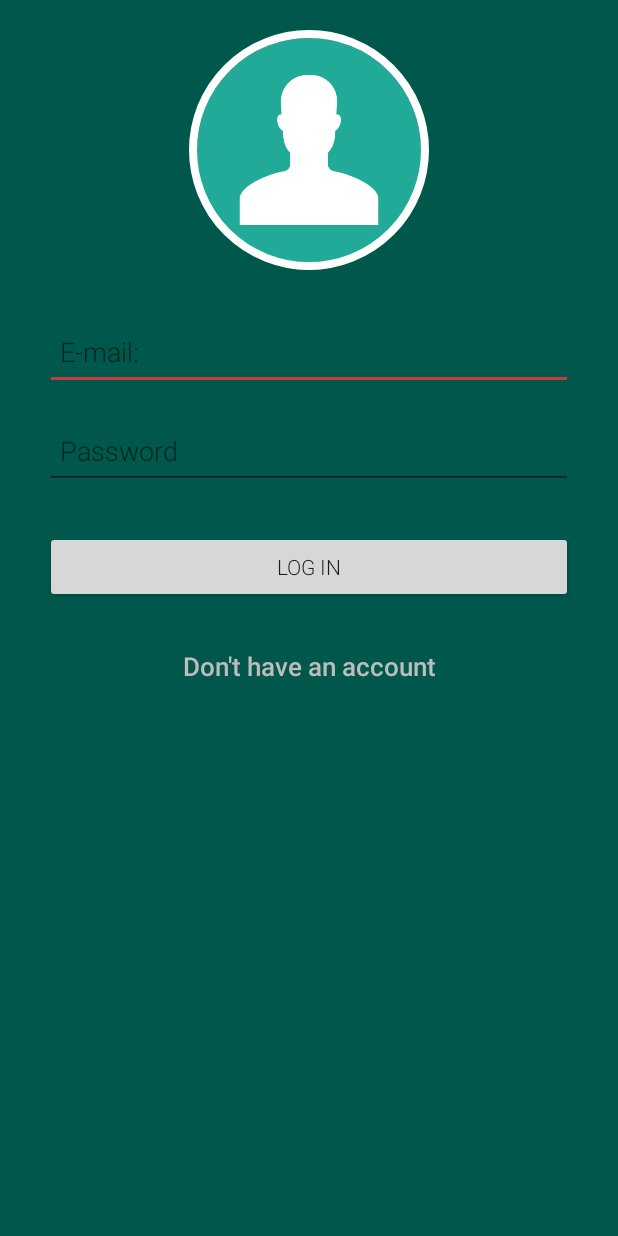
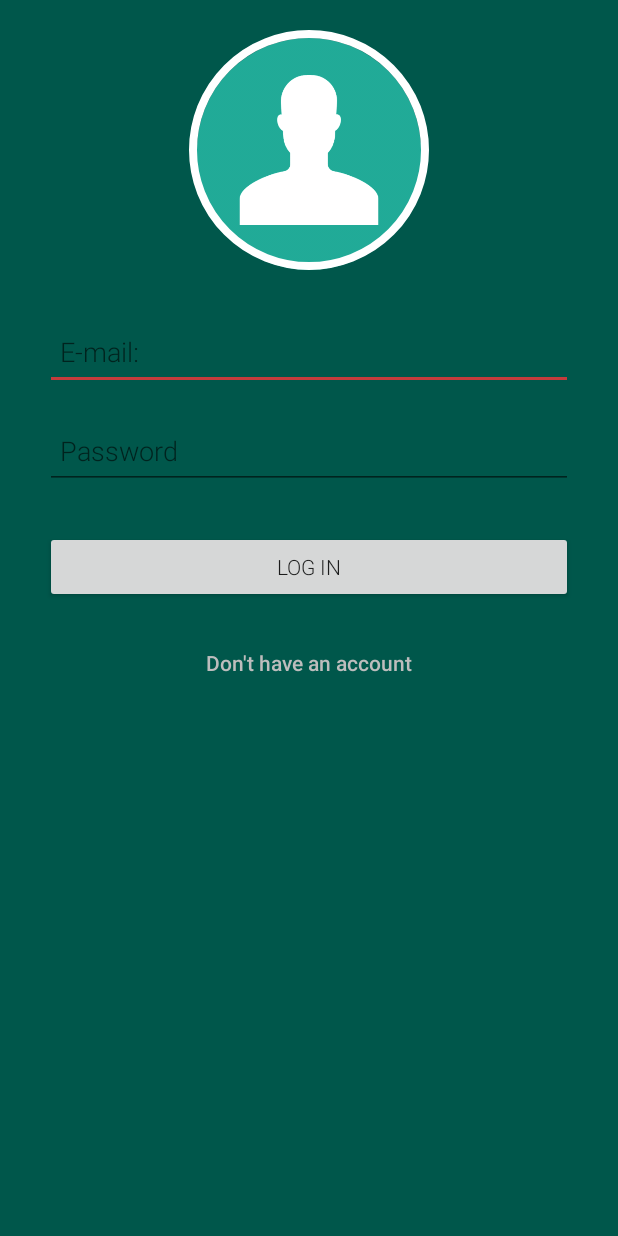
Before and after one commit to IamCostello/ING-Mobile-app-project, an Android app: the screen it shows after launch (MainActivity), on a phone screen of 412 x 824 dp. Run offline under Robolectric (Android 15) with nearby library versions, the phone set to English and light mode, and no system bars; our stand-ins replace CircleImageView, Firebase (no records; nobody signed in at launch, a user with empty details on screens opened directly), Timber, data binding, navigation-ui.

Commit message:
Change login design

```diff
--- a/app/src/main/res/layout/fragment_login.xml
+++ b/app/src/main/res/layout/fragment_login.xml
@@ -89,7 +89,7 @@
             android:layout_marginTop="30dp"
             android:textColor="@color/colorDividerColor"
             android:text="@string/noAccount"
-            android:textSize="17sp"
+
             android:textStyle="bold"
             android:fontFamily="sans-serif-light"
             app:layout_constraintEnd_toEndOf="@+id/loginButton"
```
